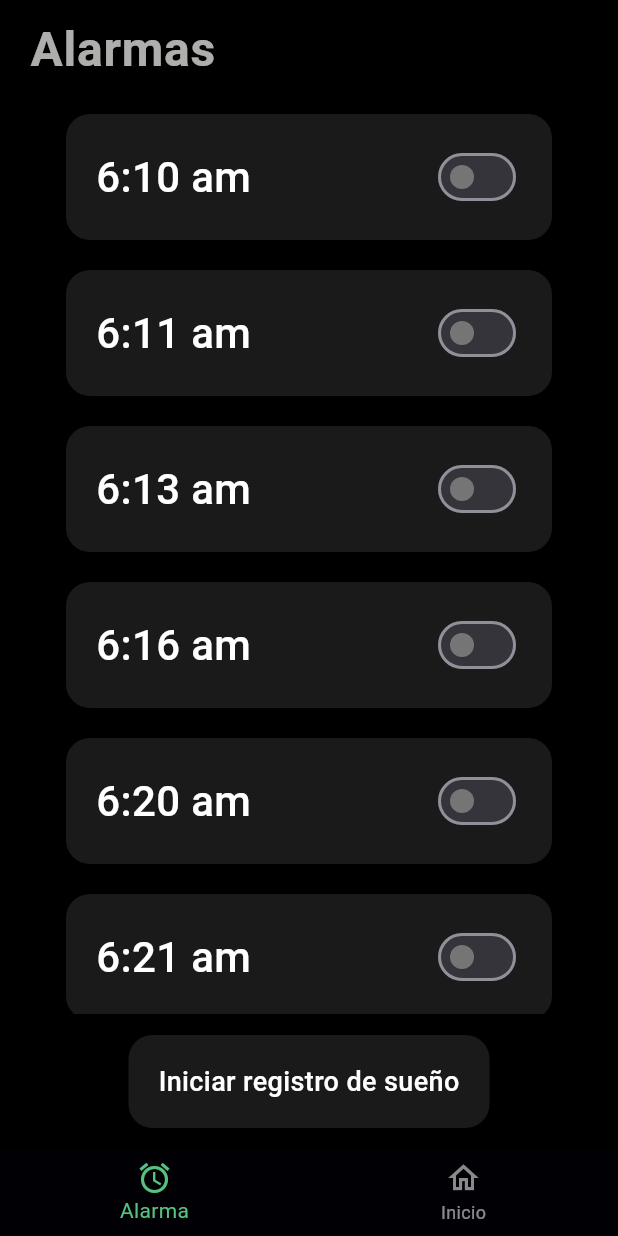
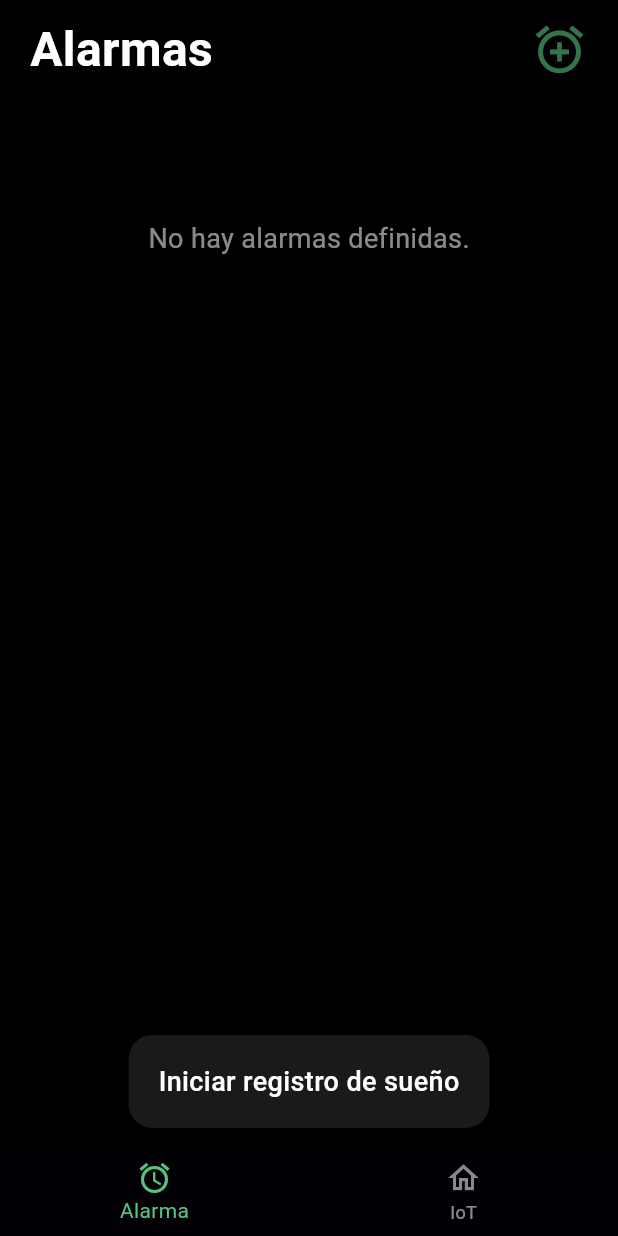
Before and after one commit to IsraMejia/FlutterIoTApp, a Flutter app: the screen it shows after launch, on a phone screen of 412 x 824 dp. Run offline on Flutter 3.47's test engine with Material 3 defaults, Android fonts, the phone set to English and light mode, and no system bars; our stand-ins replace flutter_riverpod, google_fonts.

Commit message:
Se agregan las alarmas de forma dinamica usando riverpod para poderlas definir, y tener registro de los estados

```diff
--- a/iot_isra_app/lib/features/alarm/presentation/screens/alarm_screen.dart
+++ b/iot_isra_app/lib/features/alarm/presentation/screens/alarm_screen.dart
@@ -1,60 +1,86 @@
 import 'package:flutter/material.dart';
+import 'package:flutter_riverpod/flutter_riverpod.dart';
 import 'package:google_fonts/google_fonts.dart';
+import 'package:iot_isra_app/features/alarm/presentation/providers/set_new_alarm.dart';
 import 'package:iot_isra_app/features/alarm/presentation/widgets/alarm_card.dart';
+import 'package:iot_isra_app/features/alarm/presentation/widgets/alert_dialog_set_alarm.dart';
+import 'package:iot_isra_app/features/alarm/presentation/widgets/new_alarm.dart';
 import 'package:iot_isra_app/features/alarm/presentation/widgets/start_sleep_button.dart';
 
-class AlarmScreen extends StatelessWidget {
+class AlarmScreen extends ConsumerWidget {
   const AlarmScreen({super.key});
 
   @override
-  Widget build(BuildContext context) {
+  Widget build(BuildContext context, WidgetRef ref) {
+    final showDialog = ref.watch(showAlarmDialogProvider);
+    final alarmList = ref.watch(alarmListProvider);
+
     return SafeArea(
-      child: Scaffold(
+      child: Stack(
+        children: [
+          Scaffold(
             backgroundColor: Colors.black,
             body: Column(
               children: [
 
                 Padding(
                   padding: const EdgeInsets.symmetric(horizontal: 20, vertical: 10),
-              child: Align(
-                alignment: Alignment.centerLeft,
-                child: Text(
+                  child: Row(
+                    mainAxisAlignment: MainAxisAlignment.spaceBetween,
+                    children: [
+                      Text(
                         'Alarmas',
                         style: GoogleFonts.roboto(
-                    color: const Color.fromARGB(179, 248, 250, 245),
+                          color: Colors.white,
                           fontSize: 32,
-                    fontWeight: FontWeight.w700,
-                    letterSpacing: 0.5,
+                          fontWeight: FontWeight.bold,
                         ),
                       ),
+                      const NewAlarmButton(),
+                    ],
                   ),
                 ),
 
-            const Expanded(
+                Expanded(
                   child: SingleChildScrollView(
-                padding: EdgeInsets.symmetric(horizontal: 20),
+                    padding: const EdgeInsets.symmetric(horizontal: 20),
                     child: Column(
                       children: [
-                    AlarmCard(timeLabel: '6:10 am', initialState: false),
-                    AlarmCard(timeLabel: '6:11 am', initialState: false),
-                    AlarmCard(timeLabel: '6:13 am', initialState: false),
-                    AlarmCard(timeLabel: '6:16 am', initialState: false),
-                    AlarmCard(timeLabel: '6:20 am', initialState: false),
-                    AlarmCard(timeLabel: '6:21 am', initialState: false),
-                    AlarmCard(timeLabel: '6:10 am', initialState: false),
-                    AlarmCard(timeLabel: '6:21 am', initialState: false),
+                        for (int i = 0; i < alarmList.length; i++)
+                          AlarmCard(
+                            timeLabel: alarmList[i].timeLabel,
+                            isActive: alarmList[i].isActive,
+                            onToggle: () {
+                              //Se cambia el estado si esta activada o desactivada la alarma
+                              ref.read(alarmListProvider.notifier).toggleAlarm(
+                                    i,
+                                    !alarmList[i].isActive,
+                                  );
+                            },
+                          ),
+                        if (alarmList.isEmpty)
+                          const Padding(
+                            padding: EdgeInsets.only(top: 80),
+                            child: Text(
+                              'No hay alarmas definidas.',
+                              style: TextStyle(color: Colors.white54, fontSize: 18),
+                            ),
+                          ),
                       ],
                     ),
                   ),
                 ),
 
-
                 const Padding(
                   padding: EdgeInsets.symmetric(horizontal: 20, vertical: 14),
                   child: StartSleepButton(),
                 ),
+
               ],
             ),
+          ),
+          if (showDialog) const AlertDialogSetAlarm(),
+        ],
       ),
     );
   }
--- a/iot_isra_app/lib/features/alarm/presentation/widgets/alarm_card.dart
+++ b/iot_isra_app/lib/features/alarm/presentation/widgets/alarm_card.dart
@@ -1,32 +1,21 @@
 import 'package:flutter/material.dart';
 
-class AlarmCard extends StatefulWidget {
+class AlarmCard extends StatelessWidget {
   final String timeLabel;
-  final bool initialState;
+  final bool isActive;
+  final VoidCallback onToggle;
 
   const AlarmCard({
     super.key,
     required this.timeLabel,
-    required this.initialState,
+    required this.isActive,
+    required this.onToggle,
   });
-
-  @override
-  State<AlarmCard> createState() => _AlarmCardState();
-}
-
-class _AlarmCardState extends State<AlarmCard> {
-  late bool isActive;
-
-  @override
-  void initState() {
-    super.initState();
-    isActive = widget.initialState;
-  }
 
   @override
   Widget build(BuildContext context) {
     return Container(
-      margin: const EdgeInsets.symmetric(horizontal: 24, vertical: 10),
+      margin: const EdgeInsets.symmetric(vertical: 10),
       padding: const EdgeInsets.symmetric(horizontal: 20, vertical: 18),
       decoration: BoxDecoration(
         color: const Color(0xFF1A1A1A),
@@ -36,7 +25,7 @@ class _AlarmCardState extends State<AlarmCard> {
         mainAxisAlignment: MainAxisAlignment.spaceBetween,
         children: [
           Text(
-            widget.timeLabel,
+            timeLabel,
             style: const TextStyle(
               fontSize: 28,
               color: Colors.white,
@@ -45,13 +34,8 @@ class _AlarmCardState extends State<AlarmCard> {
           ),
           Switch(
             value: isActive,
-            onChanged: (value) {
-              setState(() {
-                isActive = value;
-                // En un futuro aquí irá el POST al backend con el nuevo estado
-              });
-            },
-            activeColor:  const Color.fromARGB(255, 86, 194, 127),
+            onChanged: (_) => onToggle(),
+            activeColor: const Color.fromARGB(255, 86, 194, 127),
             inactiveThumbColor: Colors.grey[600],
           ),
         ],
--- /dev/null
+++ b/iot_isra_app/lib/features/alarm/presentation/widgets/new_alarm.dart
@@ -0,0 +1,21 @@
+import 'package:flutter/material.dart';
+import 'package:flutter_riverpod/flutter_riverpod.dart';
+import 'package:iot_isra_app/features/alarm/presentation/providers/set_new_alarm.dart';
+
+class NewAlarmButton extends ConsumerWidget {
+  const NewAlarmButton({super.key});
+
+  @override
+  Widget build(BuildContext context, WidgetRef ref) {
+    return GestureDetector(
+      onTap: () {
+        ref.read(showAlarmDialogProvider.notifier).state = true;
+      },
+      child: const Icon(
+        Icons.add_alarm_sharp,
+        size: 38,
+        color: Color.fromARGB(153, 86, 194, 127),
+      ),
+    );
+  }
+}
--- a/iot_isra_app/lib/features/iot_pannel/presentation/screens/iot_screen.dart
+++ b/iot_isra_app/lib/features/iot_pannel/presentation/screens/iot_screen.dart
@@ -40,7 +40,7 @@ class _IotHomeScreen extends StatelessWidget {
             crossAxisAlignment: CrossAxisAlignment.start,
             children: [
               Text(
-                'IoT',
+                'Domótica',
                 style: GoogleFonts.roboto(
                   color: Colors.white,
                   fontSize: 32,
--- a/iot_isra_app/lib/features/shared/iot_button_navigation_bar.dart
+++ b/iot_isra_app/lib/features/shared/iot_button_navigation_bar.dart
@@ -24,7 +24,7 @@ class IotButtonNavigationBar extends ConsumerWidget {
         ),
         BottomNavigationBarItem(
           icon: Icon(Icons.home_outlined ),
-          label: 'Inicio',
+          label: 'IoT',
         ),
       ],
     );
--- a/iot_isra_app/pubspec.yaml
+++ b/iot_isra_app/pubspec.yaml
@@ -16,6 +16,7 @@ dependencies:
   cupertino_icons: ^1.0.8
   flutter_riverpod: ^2.6.1
   google_fonts: ^6.2.1
+  intl: ^0.20.2
 
 
 dev_dependencies:
```
Also changed, not shown: iot_isra_app/lib/features/alarm/domain/models/alarm_model.dart (added, +9 -0 lines), iot_isra_app/lib/features/alarm/presentation/providers/set_new_alarm.dart (added, +30 -0 lines), iot_isra_app/lib/features/alarm/presentation/widgets/alert_dialog_set_alarm.dart (added, +78 -0 lines), iot_isra_app/pubspec.lock, 3 other files. Lines whose indentation alone changed are shown as unchanged.
